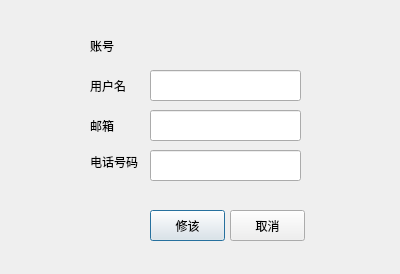
The window that updateinfo.ui (hdu-zky/QChat) describes before a commit, drawn with Qt 5.
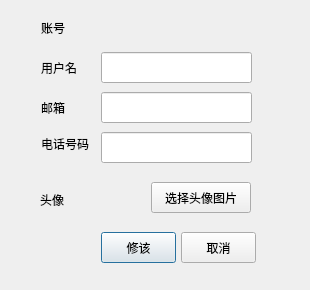
The same window after the commit.

Commit message: 优化聊天窗口样式，增加头像功能

What changed in the file:
```diff
--- a/updateinfo.ui
+++ b/updateinfo.ui
@@ -6,8 +6,8 @@
    <rect>
     <x>0</x>
     <y>0</y>
-    <width>400</width>
-    <height>274</height>
+    <width>310</width>
+    <height>290</height>
    </rect>
   </property>
   <property name="windowTitle">
@@ -16,8 +16,8 @@
   <widget class="QLineEdit" name="input_email">
    <property name="geometry">
     <rect>
-     <x>150</x>
-     <y>110</y>
+     <x>101</x>
+     <y>92</y>
      <width>151</width>
      <height>31</height>
     </rect>
@@ -34,8 +34,8 @@
   <widget class="QLabel" name="label_6">
    <property name="geometry">
     <rect>
-     <x>90</x>
-     <y>80</y>
+     <x>41</x>
+     <y>62</y>
      <width>54</width>
      <height>12</height>
     </rect>
@@ -47,8 +47,8 @@
   <widget class="QLabel" name="label_4">
    <property name="geometry">
     <rect>
-     <x>90</x>
-     <y>120</y>
+     <x>41</x>
+     <y>102</y>
      <width>54</width>
      <height>12</height>
     </rect>
@@ -60,8 +60,8 @@
   <widget class="QLabel" name="label_5">
    <property name="geometry">
     <rect>
-     <x>90</x>
-     <y>152</y>
+     <x>41</x>
+     <y>134</y>
      <width>54</width>
      <height>20</height>
     </rect>
@@ -73,8 +73,8 @@
   <widget class="QPushButton" name="btn_update">
    <property name="geometry">
     <rect>
-     <x>150</x>
-     <y>210</y>
+     <x>101</x>
+     <y>232</y>
      <width>75</width>
      <height>31</height>
     </rect>
@@ -86,8 +86,8 @@
   <widget class="QPushButton" name="btn_Quit">
    <property name="geometry">
     <rect>
-     <x>230</x>
-     <y>210</y>
+     <x>181</x>
+     <y>232</y>
      <width>75</width>
      <height>31</height>
     </rect>
@@ -99,8 +99,8 @@
   <widget class="QLabel" name="label">
    <property name="geometry">
     <rect>
-     <x>90</x>
-     <y>40</y>
+     <x>41</x>
+     <y>22</y>
      <width>54</width>
      <height>12</height>
     </rect>
@@ -112,8 +112,8 @@
   <widget class="QLineEdit" name="input_userName">
    <property name="geometry">
     <rect>
-     <x>150</x>
-     <y>70</y>
+     <x>101</x>
+     <y>52</y>
      <width>151</width>
      <height>31</height>
     </rect>
@@ -127,8 +127,8 @@
   <widget class="QLineEdit" name="input_tel">
    <property name="geometry">
     <rect>
-     <x>150</x>
-     <y>150</y>
+     <x>101</x>
+     <y>132</y>
      <width>151</width>
      <height>31</height>
     </rect>
@@ -145,8 +145,8 @@
   <widget class="QLabel" name="lb_acc">
    <property name="geometry">
     <rect>
-     <x>150</x>
-     <y>30</y>
+     <x>101</x>
+     <y>12</y>
      <width>150</width>
      <height>31</height>
     </rect>
@@ -155,6 +155,45 @@
     <string/>
    </property>
   </widget>
+  <widget class="QLabel" name="lb_img">
+   <property name="geometry">
+    <rect>
+     <x>97</x>
+     <y>170</y>
+     <width>50</width>
+     <height>50</height>
+    </rect>
+   </property>
+   <property name="text">
+    <string/>
+   </property>
+  </widget>
+  <widget class="QPushButton" name="btn_chooseImg">
+   <property name="geometry">
+    <rect>
+     <x>151</x>
+     <y>182</y>
+     <width>100</width>
+     <height>31</height>
+    </rect>
+   </property>
+   <property name="text">
+    <string>选择头像图片</string>
+   </property>
+  </widget>
+  <widget class="QLabel" name="label_7">
+   <property name="geometry">
+    <rect>
+     <x>40</x>
+     <y>190</y>
+     <width>51</width>
+     <height>20</height>
+    </rect>
+   </property>
+   <property name="text">
+    <string>头像</string>
+   </property>
+  </widget>
  </widget>
  <tabstops>
   <tabstop>input_userName</tabstop>
```
Left out of the diff: 2 changed lines with no effect on the pictures. The commit also changes 22 other files.
